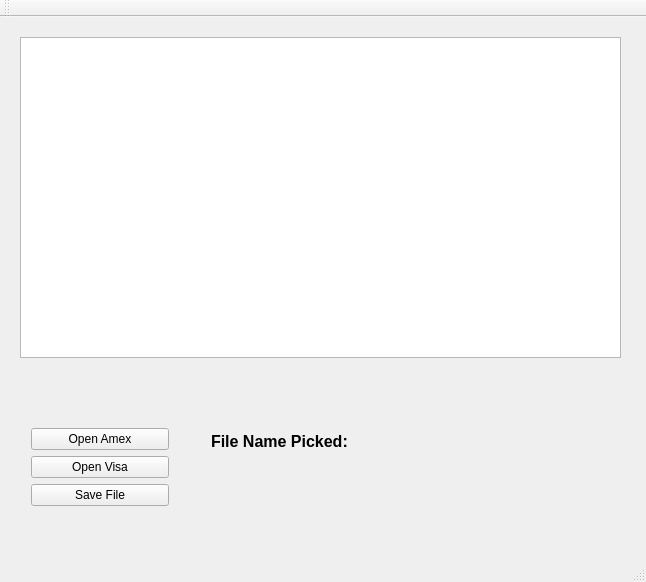
The window that test2/mainwindow.ui (dxqzhuang/CardChecker) describes before a commit, drawn with Qt 5.
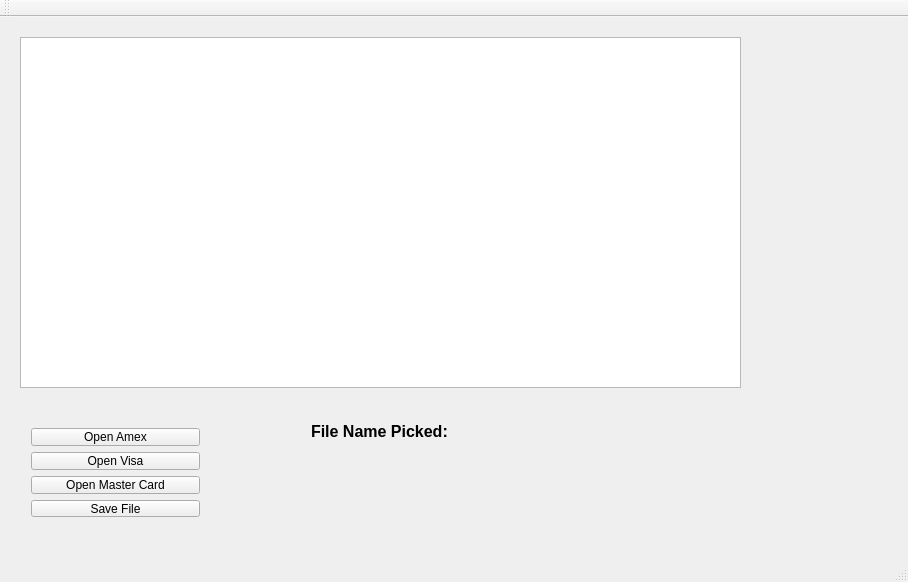
The same window after the commit.

Diff of the .ui file:
```diff
--- a/test2/mainwindow.ui
+++ b/test2/mainwindow.ui
@@ -6,7 +6,7 @@
    <rect>
     <x>0</x>
     <y>0</y>
-    <width>646</width>
+    <width>908</width>
     <height>582</height>
    </rect>
   </property>
@@ -19,8 +19,8 @@
      <rect>
       <x>20</x>
       <y>20</y>
-      <width>601</width>
-      <height>321</height>
+      <width>721</width>
+      <height>351</height>
      </rect>
     </property>
    </widget>
@@ -29,8 +29,8 @@
      <rect>
       <x>20</x>
       <y>400</y>
-      <width>160</width>
-      <height>100</height>
+      <width>191</width>
+      <height>111</height>
      </rect>
     </property>
     <layout class="QVBoxLayout" name="verticalLayout">
@@ -48,6 +48,13 @@
        </property>
       </widget>
      </item>
+     <item>
+      <widget class="QPushButton" name="loadMC">
+       <property name="text">
+        <string>Open Master Card</string>
+       </property>
+      </widget>
+     </item>
      <item>
       <widget class="QPushButton" name="saveFileButton">
        <property name="text">
@@ -60,8 +67,8 @@
    <widget class="QWidget" name="verticalLayoutWidget_2">
     <property name="geometry">
      <rect>
-      <x>200</x>
-      <y>400</y>
+      <x>300</x>
+      <y>390</y>
       <width>411</width>
       <height>80</height>
      </rect>
```
Left out of the diff: 2 changed lines with no effect on the pictures.
